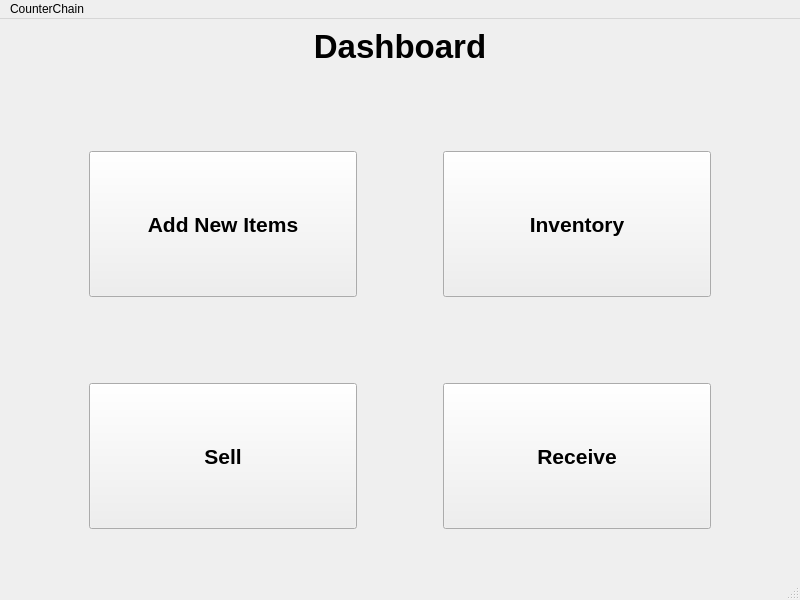
This is dashboard.ui in shubham0298/CounterChain as Qt 5 draws it before an edit. The edited form follows.
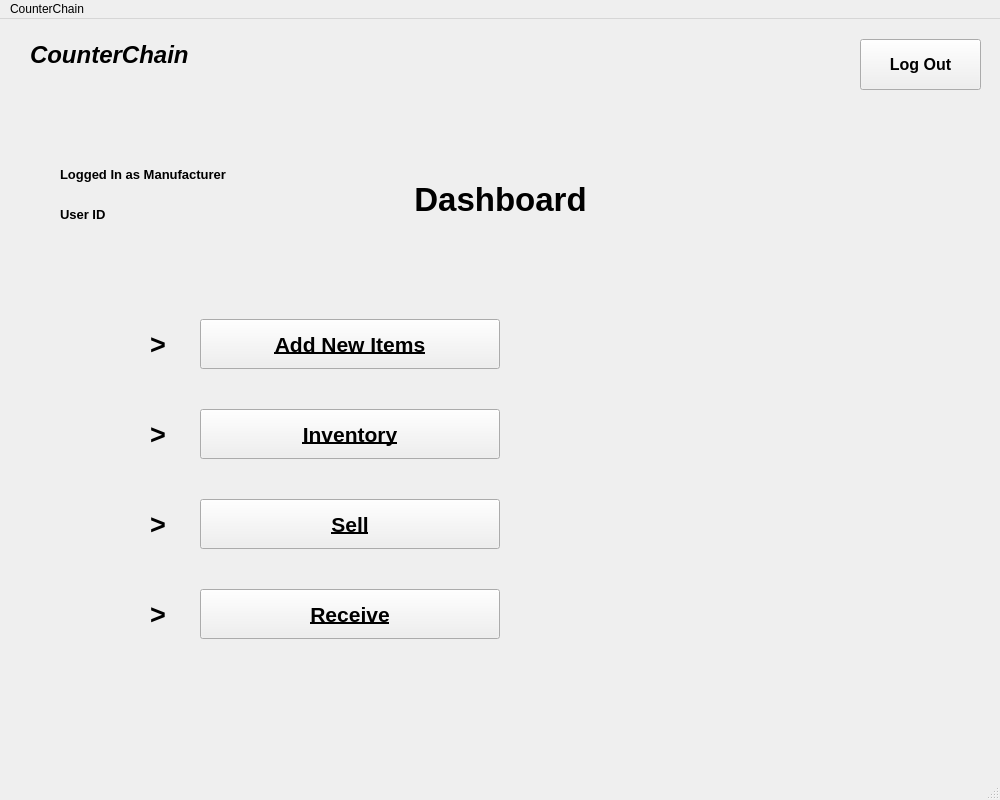
This is the edited form.

Diff of the .ui file:
```diff
--- a/dashboard.ui
+++ b/dashboard.ui
@@ -9,8 +9,8 @@
    <rect>
     <x>0</x>
     <y>0</y>
-    <width>800</width>
-    <height>600</height>
+    <width>1000</width>
+    <height>800</height>
    </rect>
   </property>
   <property name="sizePolicy">
@@ -21,26 +21,32 @@
   </property>
   <property name="minimumSize">
    <size>
-    <width>800</width>
-    <height>600</height>
+    <width>1000</width>
+    <height>800</height>
    </size>
   </property>
   <property name="maximumSize">
    <size>
-    <width>800</width>
-    <height>600</height>
+    <width>1000</width>
+    <height>800</height>
    </size>
   </property>
   <property name="windowTitle">
    <string>CounterChain - Dashboard</string>
   </property>
   <widget class="QWidget" name="centralwidget">
-   <layout class="QVBoxLayout" name="verticalLayout">
-    <item>
      <widget class="QLabel" name="label">
       <property name="enabled">
        <bool>true</bool>
       </property>
+    <property name="geometry">
+     <rect>
+      <x>380</x>
+      <y>150</y>
+      <width>241</width>
+      <height>61</height>
+     </rect>
+    </property>
       <property name="font">
        <font>
         <pointsize>25</pointsize>
@@ -55,30 +61,15 @@
        <set>Qt::AlignCenter</set>
       </property>
      </widget>
-    </item>
-    <item>
-     <layout class="QGridLayout" name="gridLayout_2" rowstretch="0,0,0,0,0">
-      <property name="sizeConstraint">
-       <enum>QLayout::SetDefaultConstraint</enum>
-      </property>
-      <item row="2" column="1">
-       <spacer name="verticalSpacer_2">
-        <property name="orientation">
-         <enum>Qt::Vertical</enum>
-        </property>
-        <property name="sizeType">
-         <enum>QSizePolicy::Preferred</enum>
-        </property>
-        <property name="sizeHint" stdset="0">
-         <size>
-          <width>20</width>
-          <height>80</height>
-         </size>
-        </property>
-       </spacer>
-      </item>
-      <item row="1" column="3">
        <widget class="QPushButton" name="inventoryButton">
+    <property name="geometry">
+     <rect>
+      <x>200</x>
+      <y>390</y>
+      <width>300</width>
+      <height>50</height>
+     </rect>
+    </property>
         <property name="sizePolicy">
          <sizepolicy hsizetype="Expanding" vsizetype="Expanding">
           <horstretch>0</horstretch>
@@ -90,35 +81,25 @@
           <pointsize>16</pointsize>
           <weight>75</weight>
           <bold>true</bold>
-         </font>
-        </property>
+      <underline>true</underline>
+     </font>
+    </property>
+    <property name="cursor">
+     <cursorShape>PointingHandCursor</cursorShape>
+    </property>
         <property name="text">
          <string>Inventory</string>
         </property>
        </widget>
-      </item>
-      <item row="3" column="1">
-       <widget class="QPushButton" name="sellButton">
-        <property name="sizePolicy">
-         <sizepolicy hsizetype="Expanding" vsizetype="Expanding">
-          <horstretch>0</horstretch>
-          <verstretch>0</verstretch>
-         </sizepolicy>
-        </property>
-        <property name="font">
-         <font>
-          <pointsize>16</pointsize>
-          <weight>75</weight>
-          <bold>true</bold>
-         </font>
-        </property>
-        <property name="text">
-         <string>Sell</string>
-        </property>
-       </widget>
-      </item>
-      <item row="3" column="3">
        <widget class="QPushButton" name="receiveButton">
+    <property name="geometry">
+     <rect>
+      <x>200</x>
+      <y>570</y>
+      <width>300</width>
+      <height>50</height>
+     </rect>
+    </property>
         <property name="sizePolicy">
          <sizepolicy hsizetype="Expanding" vsizetype="Expanding">
           <horstretch>0</horstretch>
@@ -130,31 +111,25 @@
           <pointsize>16</pointsize>
           <weight>75</weight>
           <bold>true</bold>
-         </font>
-        </property>
+      <underline>true</underline>
+     </font>
+    </property>
+    <property name="cursor">
+     <cursorShape>PointingHandCursor</cursorShape>
+    </property>
         <property name="text">
          <string>Receive</string>
         </property>
        </widget>
-      </item>
-      <item row="1" column="2">
-       <spacer name="horizontalSpacer">
-        <property name="orientation">
-         <enum>Qt::Horizontal</enum>
-        </property>
-        <property name="sizeType">
-         <enum>QSizePolicy::Preferred</enum>
-        </property>
-        <property name="sizeHint" stdset="0">
-         <size>
-          <width>80</width>
-          <height>20</height>
-         </size>
-        </property>
-       </spacer>
-      </item>
-      <item row="1" column="1">
        <widget class="QPushButton" name="addButton">
+    <property name="geometry">
+     <rect>
+      <x>200</x>
+      <y>300</y>
+      <width>300</width>
+      <height>50</height>
+     </rect>
+    </property>
         <property name="sizePolicy">
          <sizepolicy hsizetype="Expanding" vsizetype="Expanding">
           <horstretch>0</horstretch>
@@ -166,88 +141,227 @@
           <pointsize>16</pointsize>
           <weight>75</weight>
           <bold>true</bold>
-         </font>
-        </property>
+      <underline>true</underline>
+     </font>
+    </property>
+    <property name="cursor">
+     <cursorShape>PointingHandCursor</cursorShape>
+    </property>
         <property name="text">
          <string>Add New Items</string>
         </property>
        </widget>
-      </item>
-      <item row="1" column="4">
-       <spacer name="horizontalSpacer_3">
-        <property name="orientation">
-         <enum>Qt::Horizontal</enum>
-        </property>
-        <property name="sizeType">
-         <enum>QSizePolicy::Preferred</enum>
-        </property>
-        <property name="sizeHint" stdset="0">
-         <size>
-          <width>80</width>
-          <height>20</height>
-         </size>
-        </property>
-       </spacer>
-      </item>
-      <item row="0" column="1">
-       <spacer name="verticalSpacer">
-        <property name="orientation">
-         <enum>Qt::Vertical</enum>
-        </property>
-        <property name="sizeType">
-         <enum>QSizePolicy::Preferred</enum>
-        </property>
-        <property name="sizeHint" stdset="0">
-         <size>
-          <width>20</width>
-          <height>80</height>
-         </size>
-        </property>
-       </spacer>
-      </item>
-      <item row="1" column="0">
-       <spacer name="horizontalSpacer_2">
-        <property name="orientation">
-         <enum>Qt::Horizontal</enum>
-        </property>
-        <property name="sizeType">
-         <enum>QSizePolicy::Preferred</enum>
-        </property>
-        <property name="sizeHint" stdset="0">
-         <size>
-          <width>80</width>
-          <height>20</height>
-         </size>
-        </property>
-       </spacer>
-      </item>
-      <item row="4" column="1">
-       <spacer name="verticalSpacer_3">
-        <property name="orientation">
-         <enum>Qt::Vertical</enum>
-        </property>
-        <property name="sizeType">
-         <enum>QSizePolicy::Preferred</enum>
-        </property>
-        <property name="sizeHint" stdset="0">
-         <size>
-          <width>20</width>
-          <height>40</height>
-         </size>
-        </property>
-       </spacer>
-      </item>
-     </layout>
-    </item>
-   </layout>
+   <widget class="QPushButton" name="sellButton">
+    <property name="geometry">
+     <rect>
+      <x>200</x>
+      <y>480</y>
+      <width>300</width>
+      <height>50</height>
+     </rect>
+    </property>
+    <property name="sizePolicy">
+     <sizepolicy hsizetype="Expanding" vsizetype="Expanding">
+      <horstretch>0</horstretch>
+      <verstretch>0</verstretch>
+     </sizepolicy>
+    </property>
+    <property name="font">
+     <font>
+      <pointsize>16</pointsize>
+      <weight>75</weight>
+      <bold>true</bold>
+      <underline>true</underline>
+     </font>
+    </property>
+    <property name="cursor">
+     <cursorShape>PointingHandCursor</cursorShape>
+    </property>
+    <property name="text">
+     <string>Sell</string>
+    </property>
+   </widget>
+   <widget class="QLabel" name="label_3">
+    <property name="geometry">
+     <rect>
+      <x>30</x>
+      <y>0</y>
+      <width>211</width>
+      <height>71</height>
+     </rect>
+    </property>
+    <property name="font">
+     <font>
+      <pointsize>18</pointsize>
+      <weight>75</weight>
+      <italic>true</italic>
+      <bold>true</bold>
+     </font>
+    </property>
+    <property name="cursor">
+     <cursorShape>IBeamCursor</cursorShape>
+    </property>
+    <property name="text">
+     <string>CounterChain</string>
+    </property>
+   </widget>
+   <widget class="QPushButton" name="logout">
+    <property name="geometry">
+     <rect>
+      <x>860</x>
+      <y>20</y>
+      <width>121</width>
+      <height>51</height>
+     </rect>
+    </property>
+    <property name="font">
+     <font>
+      <pointsize>12</pointsize>
+      <weight>75</weight>
+      <bold>true</bold>
+     </font>
+    </property>
+    <property name="cursor">
+     <cursorShape>PointingHandCursor</cursorShape>
+    </property>
+    <property name="text">
+     <string>Log Out</string>
+    </property>
+   </widget>
+   <widget class="QLabel" name="label_2">
+    <property name="geometry">
+     <rect>
+      <x>150</x>
+      <y>300</y>
+      <width>50</width>
+      <height>50</height>
+     </rect>
+    </property>
+    <property name="font">
+     <font>
+      <pointsize>20</pointsize>
+      <weight>75</weight>
+      <bold>true</bold>
+     </font>
+    </property>
+    <property name="text">
+     <string>&gt;</string>
+    </property>
+   </widget>
+   <widget class="QLabel" name="label_4">
+    <property name="geometry">
+     <rect>
+      <x>150</x>
+      <y>390</y>
+      <width>50</width>
+      <height>50</height>
+     </rect>
+    </property>
+    <property name="font">
+     <font>
+      <pointsize>20</pointsize>
+      <weight>75</weight>
+      <bold>true</bold>
+     </font>
+    </property>
+    <property name="text">
+     <string>&gt;</string>
+    </property>
+   </widget>
+   <widget class="QLabel" name="label_5">
+    <property name="geometry">
+     <rect>
+      <x>150</x>
+      <y>480</y>
+      <width>50</width>
+      <height>50</height>
+     </rect>
+    </property>
+    <property name="font">
+     <font>
+      <pointsize>20</pointsize>
+      <weight>75</weight>
+      <bold>true</bold>
+     </font>
+    </property>
+    <property name="text">
+     <string>&gt;</string>
+    </property>
+   </widget>
+   <widget class="QLabel" name="label_6">
+    <property name="geometry">
+     <rect>
+      <x>150</x>
+      <y>570</y>
+      <width>50</width>
+      <height>50</height>
+     </rect>
+    </property>
+    <property name="font">
+     <font>
+      <pointsize>20</pointsize>
+      <weight>75</weight>
+      <bold>true</bold>
+     </font>
+    </property>
+    <property name="text">
+     <string>&gt;</string>
+    </property>
+   </widget>
+   <widget class="QLabel" name="label_7">
+    <property name="geometry">
+     <rect>
+      <x>60</x>
+      <y>140</y>
+      <width>241</width>
+      <height>31</height>
+     </rect>
+    </property>
+    <property name="font">
+     <font>
+      <pointsize>10</pointsize>
+      <weight>75</weight>
+      <bold>true</bold>
+     </font>
+    </property>
+    <property name="cursor">
+     <cursorShape>IBeamCursor</cursorShape>
+    </property>
+    <property name="text">
+     <string>Logged In as Manufacturer</string>
+    </property>
+   </widget>
+   <widget class="QLabel" name="label_8">
+    <property name="geometry">
+     <rect>
+      <x>60</x>
+      <y>180</y>
+      <width>71</width>
+      <height>31</height>
+     </rect>
+    </property>
+    <property name="font">
+     <font>
+      <pointsize>10</pointsize>
+      <weight>75</weight>
+      <bold>true</bold>
+     </font>
+    </property>
+    <property name="cursor">
+     <cursorShape>IBeamCursor</cursorShape>
+    </property>
+    <property name="text">
+     <string>User ID</string>
+    </property>
+   </widget>
   </widget>
   <widget class="QMenuBar" name="menubar">
    <property name="geometry">
     <rect>
      <x>0</x>
      <y>0</y>
-     <width>800</width>
-     <height>21</height>
+     <width>1000</width>
+     <height>26</height>
     </rect>
    </property>
    <widget class="QMenu" name="menuCounterChain">
```
Left out of the diff: 3 changed lines with no effect on the pictures. Lines whose indentation alone changed are shown as unchanged.
